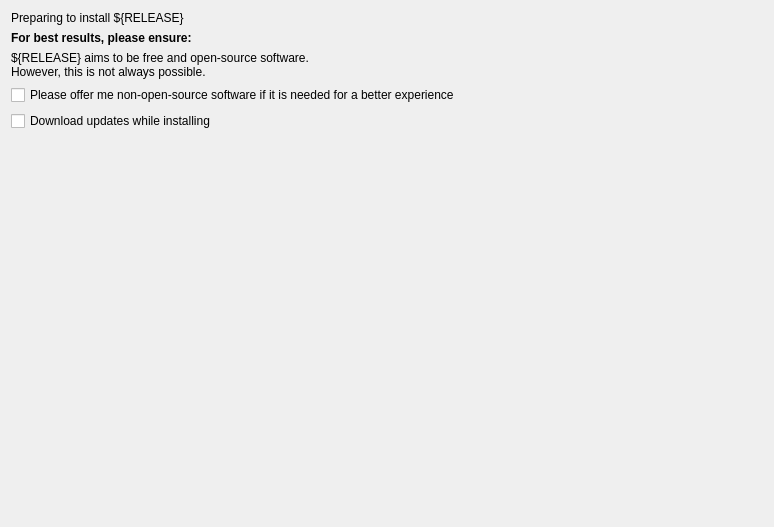
chenhan1218/ubiquity, file gui/qt/stepPrepare.ui: the form before one commit.
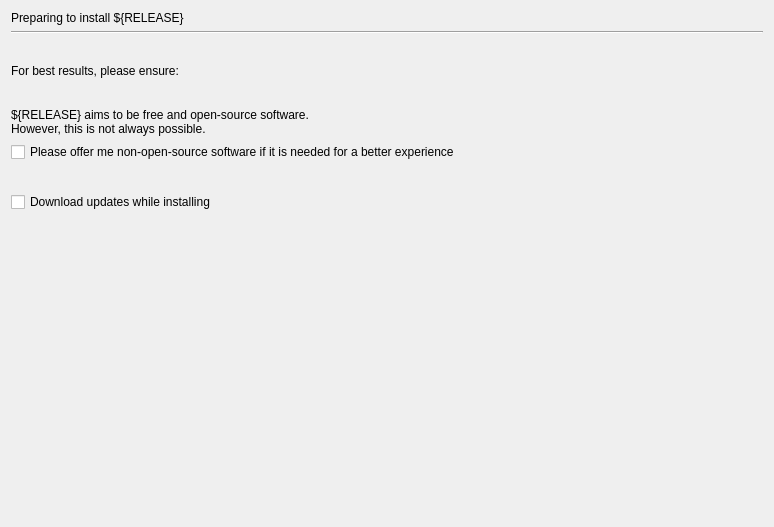
The form after the commit.

Commit message:
Rework layout of "Prepare" step
- No more bulky white borders around checks
- Removed bold text: too much bold kills the bold

```diff
--- a/gui/qt/stepPrepare.ui
+++ b/gui/qt/stepPrepare.ui
@@ -13,48 +13,104 @@
   <property name="windowTitle">
    <string>Form</string>
   </property>
-  <layout class="QGridLayout" name="gridLayout">
-   <item row="1" column="0">
+  <layout class="QVBoxLayout" name="verticalLayout">
+   <item>
+    <widget class="QLabel" name="prepare_heading_label">
+     <property name="text">
+      <string>Preparing to install ${RELEASE}</string>
+     </property>
+    </widget>
+   </item>
+   <item>
+    <widget class="Line" name="line">
+     <property name="orientation">
+      <enum>Qt::Horizontal</enum>
+     </property>
+    </widget>
+   </item>
+   <item>
+    <spacer name="verticalSpacer_3">
+     <property name="orientation">
+      <enum>Qt::Vertical</enum>
+     </property>
+     <property name="sizeType">
+      <enum>QSizePolicy::Fixed</enum>
+     </property>
+     <property name="sizeHint" stdset="0">
+      <size>
+       <width>20</width>
+       <height>24</height>
+      </size>
+     </property>
+    </spacer>
+   </item>
+   <item>
     <widget class="QLabel" name="prepare_best_results">
      <property name="text">
-      <string>&lt;b&gt;For best results, please ensure:&lt;/b&gt;</string>
-     </property>
-     <property name="textFormat">
-      <enum>Qt::RichText</enum>
+      <string>For best results, please ensure:</string>
      </property>
     </widget>
    </item>
-   <item row="2" column="0">
+   <item>
     <layout class="QVBoxLayout" name="vbox1"/>
    </item>
-   <item row="3" column="0">
+   <item>
+    <spacer name="verticalSpacer_2">
+     <property name="orientation">
+      <enum>Qt::Vertical</enum>
+     </property>
+     <property name="sizeType">
+      <enum>QSizePolicy::Fixed</enum>
+     </property>
+     <property name="sizeHint" stdset="0">
+      <size>
+       <width>20</width>
+       <height>24</height>
+      </size>
+     </property>
+    </spacer>
+   </item>
+   <item>
     <widget class="QLabel" name="prepare_foss_disclaimer">
      <property name="text">
       <string>&lt;qt&gt;${RELEASE} aims to be free and open-source software.&lt;br /&gt;However, this is not always possible.&lt;/span&gt;&lt;/qt&gt;</string>
      </property>
-     <property name="textFormat">
-      <enum>Qt::RichText</enum>
-     </property>
      <property name="wordWrap">
       <bool>true</bool>
      </property>
     </widget>
    </item>
-   <item row="4" column="0">
+   <item>
     <widget class="QCheckBox" name="prepare_nonfree_software">
      <property name="text">
       <string>Please offer me non-open-source software if it is needed for a better experience</string>
      </property>
     </widget>
    </item>
-   <item row="5" column="0">
+   <item>
+    <spacer name="verticalSpacer_4">
+     <property name="orientation">
+      <enum>Qt::Vertical</enum>
+     </property>
+     <property name="sizeType">
+      <enum>QSizePolicy::Fixed</enum>
+     </property>
+     <property name="sizeHint" stdset="0">
+      <size>
+       <width>20</width>
+       <height>24</height>
+      </size>
+     </property>
+    </spacer>
+   </item>
+   <item>
     <widget class="QCheckBox" name="prepare_download_updates">
      <property name="text">
       <string>Download updates while installing</string>
      </property>
     </widget>
    </item>
-   <item row="6" column="0">
+   <item>
     <spacer name="verticalSpacer">
      <property name="orientation">
       <enum>Qt::Vertical</enum>
@@ -67,13 +123,6 @@
      </property>
     </spacer>
    </item>
-   <item row="0" column="0">
-    <widget class="QLabel" name="prepare_heading_label">
-     <property name="text">
-      <string>Preparing to install ${RELEASE}</string>
-     </property>
-    </widget>
-   </item>
   </layout>
  </widget>
  <resources/>
```
The commit also changes 2 other files.
